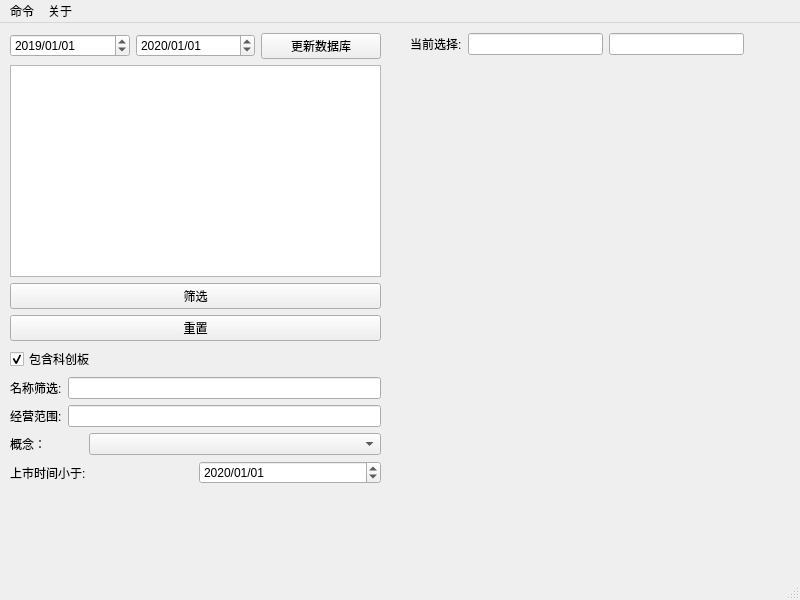
This is QTUI.ui in 256481788jianghao/stock_task as Qt 5 draws it before an edit. The edited form follows.
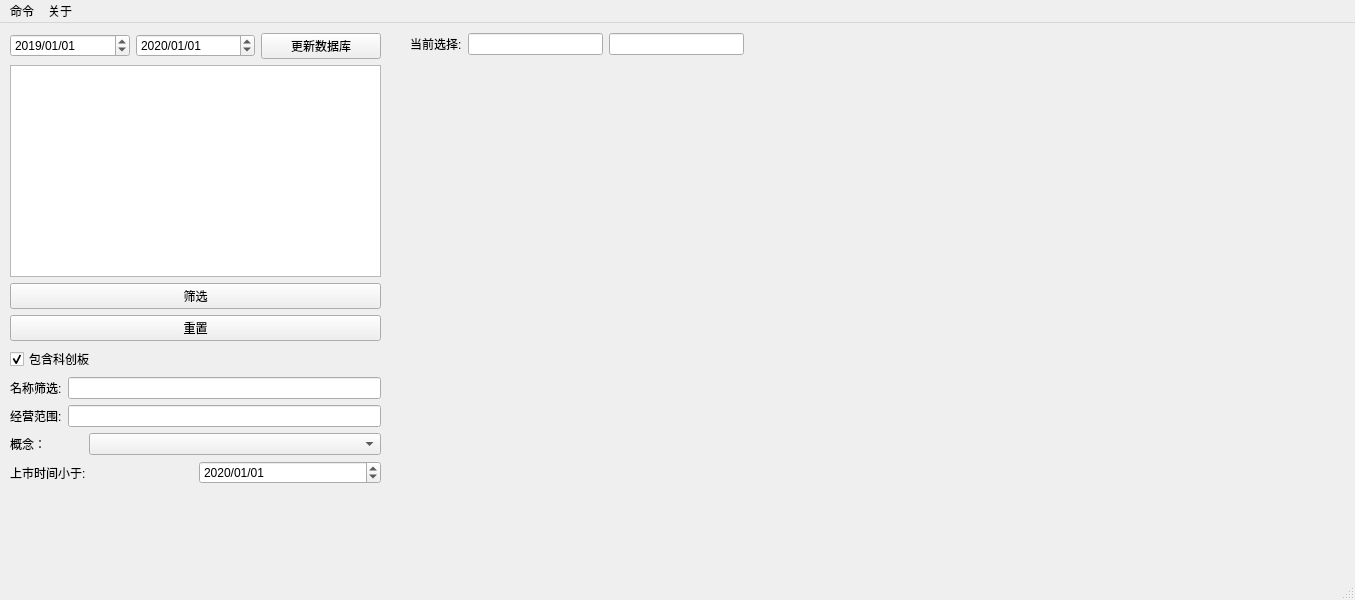
This is the edited form.

```diff
--- a/QTUI.ui
+++ b/QTUI.ui
@@ -6,7 +6,7 @@
    <rect>
     <x>0</x>
     <y>0</y>
-    <width>800</width>
+    <width>1355</width>
     <height>600</height>
    </rect>
   </property>
@@ -210,13 +210,23 @@
      </item>
     </layout>
    </widget>
+   <widget class="QWidget" name="widget_chartview" native="true">
+    <property name="geometry">
+     <rect>
+      <x>410</x>
+      <y>60</y>
+      <width>911</width>
+      <height>391</height>
+     </rect>
+    </property>
+   </widget>
   </widget>
   <widget class="QMenuBar" name="menubar">
    <property name="geometry">
     <rect>
      <x>0</x>
      <y>0</y>
-     <width>800</width>
+     <width>1355</width>
      <height>23</height>
     </rect>
    </property>
```
